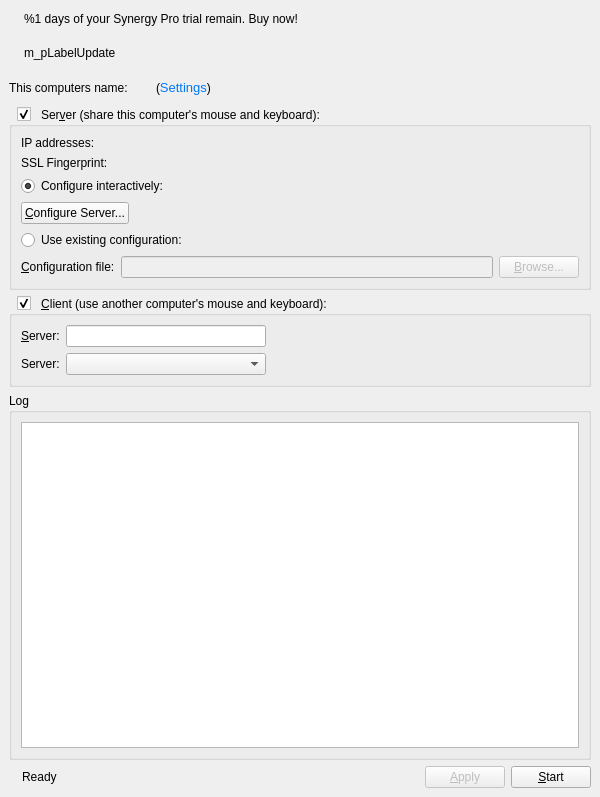
Above: src/gui/src/MainWindowBase.ui from deskflow/deskflow before the change. Below: the same form after it.
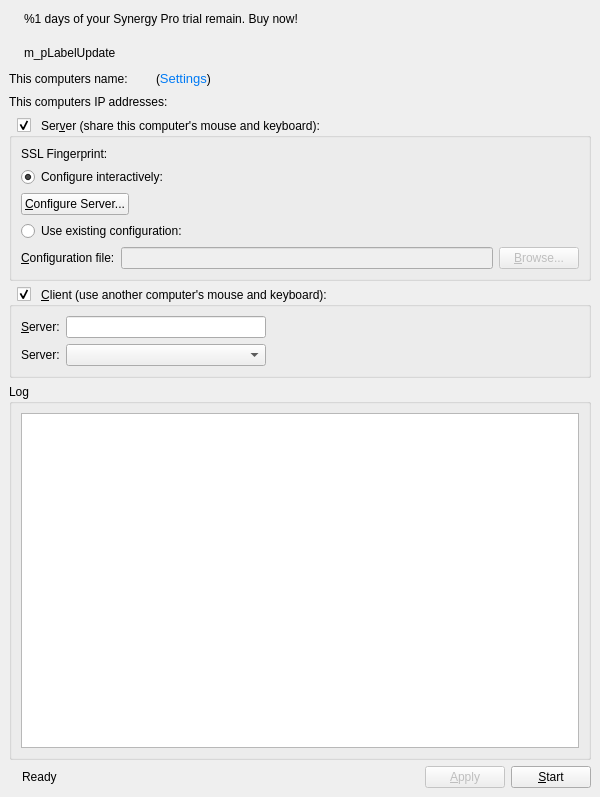
That is the form after the change. Icons and pictures are not drawn.

Commit message: SYNERGY-799 Add field “This computers IP addresses”

What changed in the file:
```diff
--- a/src/gui/src/MainWindowBase.ui
+++ b/src/gui/src/MainWindowBase.ui
@@ -133,11 +133,17 @@
      </widget>
     </item>
     <item>
-     <widget class="QWidget" name="QWidgetComputerName" native="true">
+     <widget class="QWidget" name="m_pWidgetComputerName" native="true">
+      <property name="sizePolicy">
+       <sizepolicy hsizetype="Preferred" vsizetype="Preferred">
+        <horstretch>0</horstretch>
+        <verstretch>0</verstretch>
+       </sizepolicy>
+      </property>
       <property name="minimumSize">
        <size>
         <width>582</width>
-        <height>30</height>
+        <height>15</height>
        </size>
       </property>
       <property name="maximumSize">
@@ -160,14 +166,14 @@
         <number>0</number>
        </property>
        <property name="bottomMargin">
-        <number>6</number>
+        <number>0</number>
        </property>
        <item>
         <widget class="QLabel" name="m_pLabelComputerName">
          <property name="minimumSize">
           <size>
            <width>135</width>
-           <height>20</height>
+           <height>15</height>
           </size>
          </property>
          <property name="maximumSize">
@@ -198,7 +204,7 @@
          <property name="minimumSize">
           <size>
            <width>0</width>
-           <height>20</height>
+           <height>15</height>
           </size>
          </property>
          <property name="maximumSize">
@@ -225,7 +231,7 @@
          <property name="minimumSize">
           <size>
            <width>0</width>
-           <height>20</height>
+           <height>15</height>
           </size>
          </property>
          <property name="maximumSize">
@@ -256,6 +262,65 @@
       </layout>
      </widget>
     </item>
+    <item>
+     <widget class="QWidget" name="m_pWidgetIPAddress" native="true">
+      <property name="sizePolicy">
+       <sizepolicy hsizetype="Preferred" vsizetype="Preferred">
+        <horstretch>0</horstretch>
+        <verstretch>0</verstretch>
+       </sizepolicy>
+      </property>
+      <property name="minimumSize">
+       <size>
+        <width>0</width>
+        <height>20</height>
+       </size>
+      </property>
+      <layout class="QHBoxLayout" name="horizontalLayout_6">
+       <property name="spacing">
+        <number>0</number>
+       </property>
+       <property name="leftMargin">
+        <number>0</number>
+       </property>
+       <property name="topMargin">
+        <number>0</number>
+       </property>
+       <property name="rightMargin">
+        <number>0</number>
+       </property>
+       <property name="bottomMargin">
+        <number>0</number>
+       </property>
+       <item>
+        <widget class="QLabel" name="label_2">
+         <property name="minimumSize">
+          <size>
+           <width>0</width>
+           <height>20</height>
+          </size>
+         </property>
+         <property name="maximumSize">
+          <size>
+           <width>190</width>
+           <height>16777215</height>
+          </size>
+         </property>
+         <property name="text">
+          <string>This computers IP addresses:</string>
+         </property>
+        </widget>
+       </item>
+       <item>
+        <widget class="QLabel" name="m_pLabelIpAddresses">
+         <property name="text">
+          <string notr="true"/>
+         </property>
+        </widget>
+       </item>
+      </layout>
+     </widget>
+    </item>
     <item>
      <widget class="QGroupBox" name="m_pGroupServer">
       <property name="sizePolicy">
@@ -286,27 +351,6 @@
        <bool>true</bool>
       </property>
       <layout class="QVBoxLayout">
-       <item>
-        <layout class="QFormLayout" name="formLayout">
-         <property name="fieldGrowthPolicy">
-          <enum>QFormLayout::AllNonFixedFieldsGrow</enum>
-         </property>
-         <item row="0" column="0">
-          <widget class="QLabel" name="label_2">
-           <property name="text">
-            <string>IP addresses:</string>
-           </property>
-          </widget>
-         </item>
-         <item row="0" column="1">
-          <widget class="QLabel" name="m_pLabelIpAddresses">
-           <property name="text">
-            <string notr="true"/>
-           </property>
-          </widget>
-         </item>
-        </layout>
-       </item>
        <item>
         <layout class="QHBoxLayout" name="horizontalLayout_3">
          <item>
@@ -439,6 +483,9 @@
        <property name="fieldGrowthPolicy">
         <enum>QFormLayout::AllNonFixedFieldsGrow</enum>
        </property>
+       <property name="leftMargin">
+        <number>9</number>
+       </property>
        <item row="2" column="0">
         <widget class="QLabel" name="m_pLabelServerName">
          <property name="text">
```
